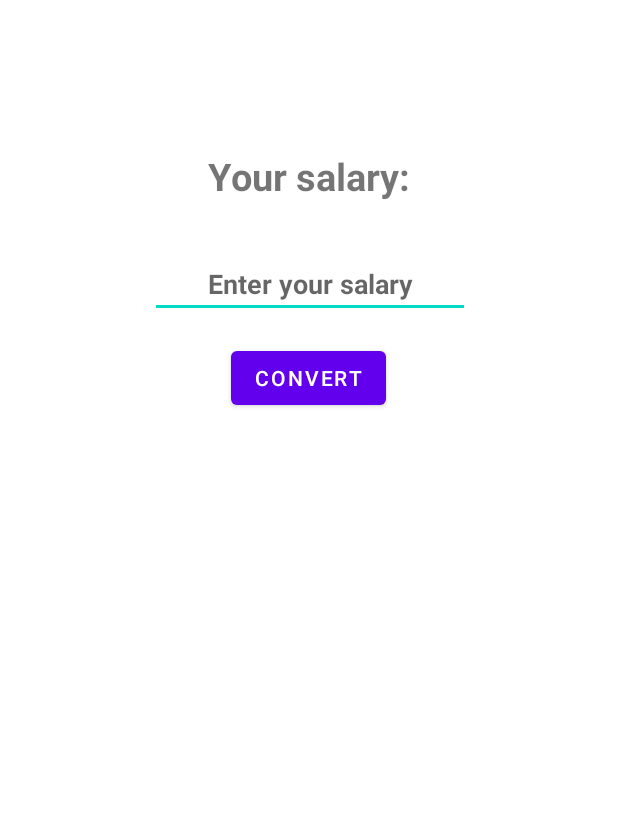
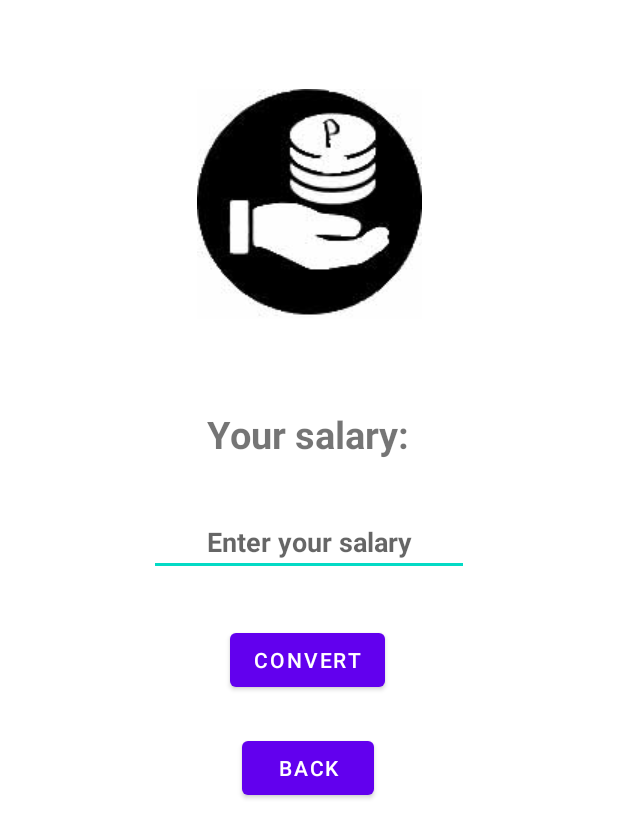
Before and after one commit to FockRock/PracticeApp, an Android app: the SalaryConverter screen opened directly, with no data from a screen before it, on a phone screen of 412 x 824 dp. Shown: the top 838 px of the screen. Run offline under Robolectric (Android 15) with nearby library versions, the phone set to English and light mode, and no system bars.

Commit message:
add icons and back buttons

```diff
--- a/app/src/main/java/com/skillbox/practiceapp/SalaryConverter.kt
+++ b/app/src/main/java/com/skillbox/practiceapp/SalaryConverter.kt
@@ -24,4 +24,8 @@ class SalaryConverter: AppCompatActivity() {
         val res = (a/73.5).toInt().toString() + " $"
         bindingClass.tvResult.text = res
     }
+
+    fun back(view: View) {
+        finish()
+    }
 }
--- a/app/src/main/res/layout/salary_converter.xml
+++ b/app/src/main/res/layout/salary_converter.xml
@@ -3,17 +3,19 @@
     xmlns:app="http://schemas.android.com/apk/res-auto"
     xmlns:tools="http://schemas.android.com/tools"
     android:layout_width="match_parent"
-    android:layout_height="match_parent">
+    android:layout_height="match_parent"
+    android:onClick="back">
 
     <TextView
         android:id="@+id/textView2"
         android:layout_width="wrap_content"
         android:layout_height="wrap_content"
-        android:layout_marginTop="100dp"
+        android:layout_marginTop="272dp"
         android:text="@string/salary"
         android:textSize="25sp"
         android:textStyle="bold"
         app:layout_constraintEnd_toEndOf="parent"
+        app:layout_constraintHorizontal_bias="0.498"
         app:layout_constraintStart_toStartOf="parent"
         app:layout_constraintTop_toTopOf="parent" />
 
@@ -36,7 +38,7 @@
         android:id="@+id/bConvert"
         android:layout_width="wrap_content"
         android:layout_height="wrap_content"
-        android:layout_marginTop="16dp"
+        android:layout_marginTop="32dp"
         android:text="@string/convert"
         app:layout_constraintEnd_toEndOf="@+id/evSalary"
         app:layout_constraintHorizontal_bias="0.491"
@@ -57,4 +59,25 @@
         app:layout_constraintHorizontal_bias="0.495"
         app:layout_constraintStart_toStartOf="@+id/evSalary"
         app:layout_constraintTop_toBottomOf="@+id/evSalary" />
+
+    <Button
+        android:id="@+id/bBack"
+        android:layout_width="wrap_content"
+        android:layout_height="wrap_content"
+        android:layout_marginTop="24dp"
+        android:onClick="back"
+        android:text="@string/back"
+        app:layout_constraintEnd_toEndOf="@+id/bConvert"
+        app:layout_constraintStart_toStartOf="@+id/bConvert"
+        app:layout_constraintTop_toBottomOf="@+id/bConvert" />
+
+    <ImageView
+        android:id="@+id/imageView3"
+        android:layout_width="wrap_content"
+        android:layout_height="wrap_content"
+        app:layout_constraintBottom_toTopOf="@+id/textView2"
+        app:layout_constraintEnd_toEndOf="parent"
+        app:layout_constraintStart_toStartOf="parent"
+        app:layout_constraintTop_toTopOf="parent"
+        app:srcCompat="@drawable/save_money" />
 </androidx.constraintlayout.widget.ConstraintLayout>
```
Also changed, not shown: app/src/main/java/com/skillbox/practiceapp/Profit.kt (+6 -2 lines), app/src/main/res/layout/profit.xml (+25 -2 lines), app/src/main/res/drawable/crypto.jpg (added), app/src/main/res/drawable/save_money.jpg (added).
